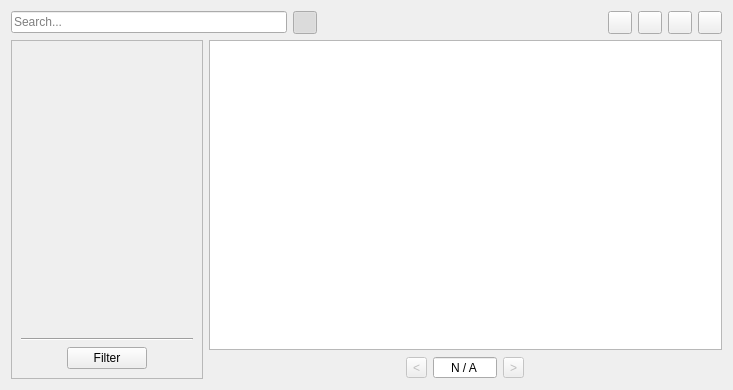
First picture: the form in src/datainterface/datainterface.ui, repository commander15/Widgetry, before the edit.
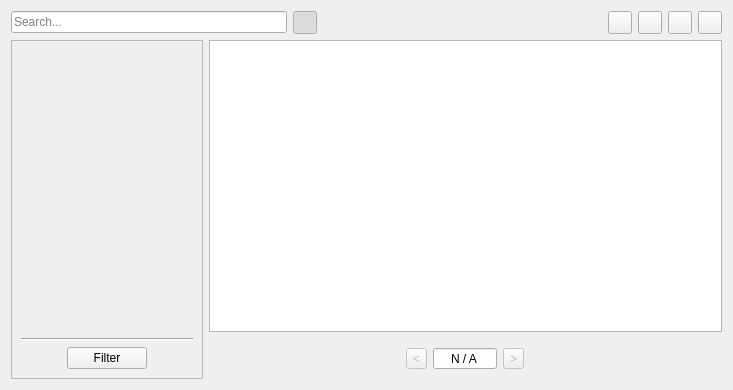
Second picture: the form after the edit. Icons and pictures are not drawn.

Commit message: Fixed page input bug on filter view toggle

What changed in the file:
```diff
--- a/src/datainterface/datainterface.ui
+++ b/src/datainterface/datainterface.ui
@@ -13,7 +13,7 @@
   <property name="windowTitle">
    <string>Interface</string>
   </property>
-  <layout class="QGridLayout" name="interfaceLayout" columnstretch="0,1,1">
+  <layout class="QGridLayout" name="interfaceLayout" columnstretch="0,0,1">
    <item row="1" column="1" colspan="2">
     <widget class="QTableView" name="tableView">
      <property name="contextMenuPolicy">
@@ -200,6 +200,7 @@
     </widget>
    </item>
    <item row="2" column="1" colspan="2">
+    <widget class="QWidget" name="pageInputBar" native="true">
     <layout class="QHBoxLayout" name="horizontalLayout">
      <item>
       <spacer name="horizontalSpacer">
@@ -279,6 +280,7 @@
       </spacer>
      </item>
     </layout>
+    </widget>
    </item>
   </layout>
  </widget>
```
Lines whose indentation alone changed are shown as unchanged.
